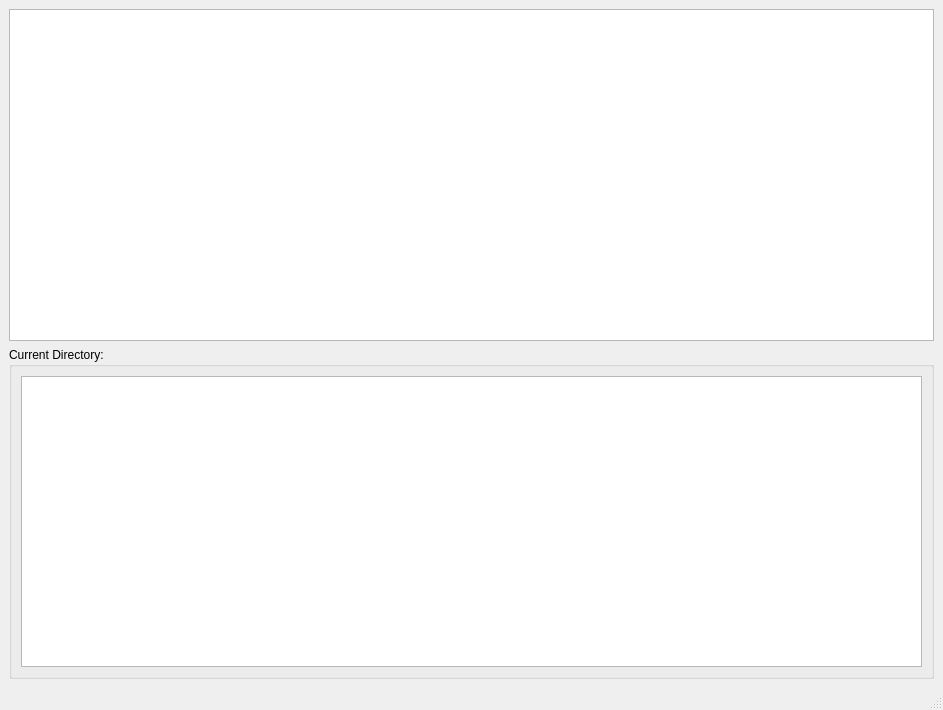
Before: the Qt Designer form MainWindow.ui in Vlad2001MFS/FSTreeInfo, drawn with Qt 5.
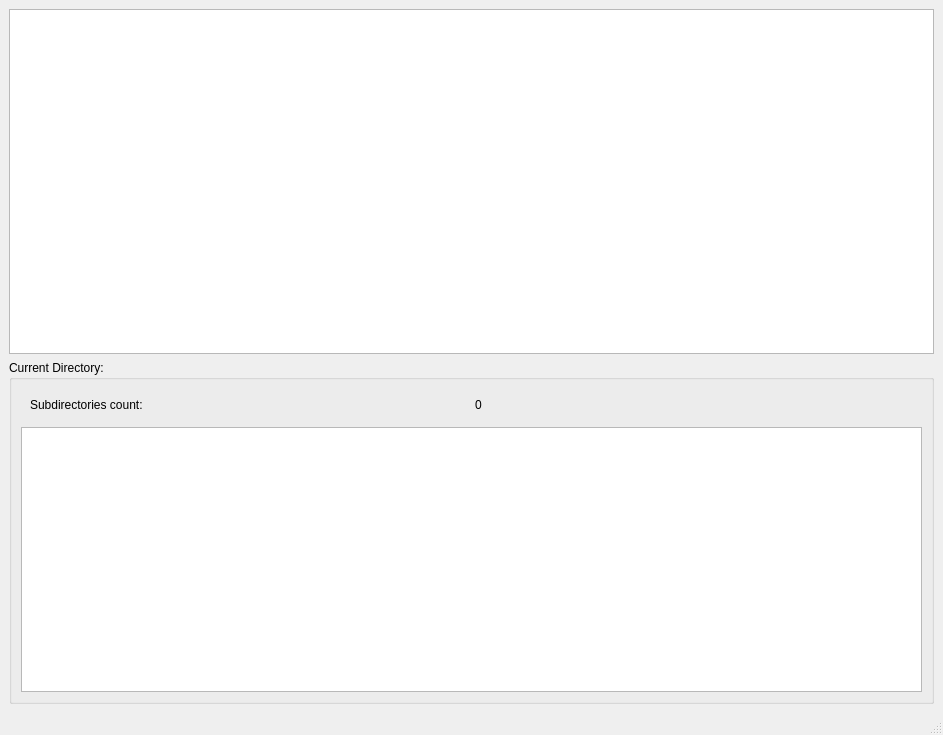
After: the same form once the commit is applied.

Commit message: add showing a status of directory scanning

Patch:
```diff
--- a/MainWindow.ui
+++ b/MainWindow.ui
@@ -7,7 +7,7 @@
     <x>0</x>
     <y>0</y>
     <width>943</width>
-    <height>710</height>
+    <height>735</height>
    </rect>
   </property>
   <property name="windowTitle">
@@ -24,9 +24,29 @@
        <string>Current Directory: </string>
       </property>
       <layout class="QGridLayout" name="gridLayout">
-       <item row="0" column="0">
+       <item row="1" column="0">
         <widget class="QTableView" name="dirInfoView"/>
        </item>
+       <item row="0" column="0">
+        <widget class="QWidget" name="widget" native="true">
+         <layout class="QGridLayout" name="gridLayout_2">
+          <item row="0" column="0">
+           <widget class="QLabel" name="label">
+            <property name="text">
+             <string>Subdirectories count:</string>
+            </property>
+           </widget>
+          </item>
+          <item row="0" column="1">
+           <widget class="QLabel" name="subdirsCountLabel">
+            <property name="text">
+             <string>0</string>
+            </property>
+           </widget>
+          </item>
+         </layout>
+        </widget>
+       </item>
       </layout>
      </widget>
     </item>
@@ -42,7 +62,20 @@
     </rect>
    </property>
   </widget>
-  <widget class="QStatusBar" name="statusbar"/>
+  <widget class="QStatusBar" name="statusbar">
+   <property name="enabled">
+    <bool>true</bool>
+   </property>
+   <property name="toolTip">
+    <string/>
+   </property>
+   <property name="statusTip">
+    <string/>
+   </property>
+   <property name="whatsThis">
+    <string/>
+   </property>
+  </widget>
  </widget>
  <resources/>
  <connections/>
```
The commit also changes 2 other files.
